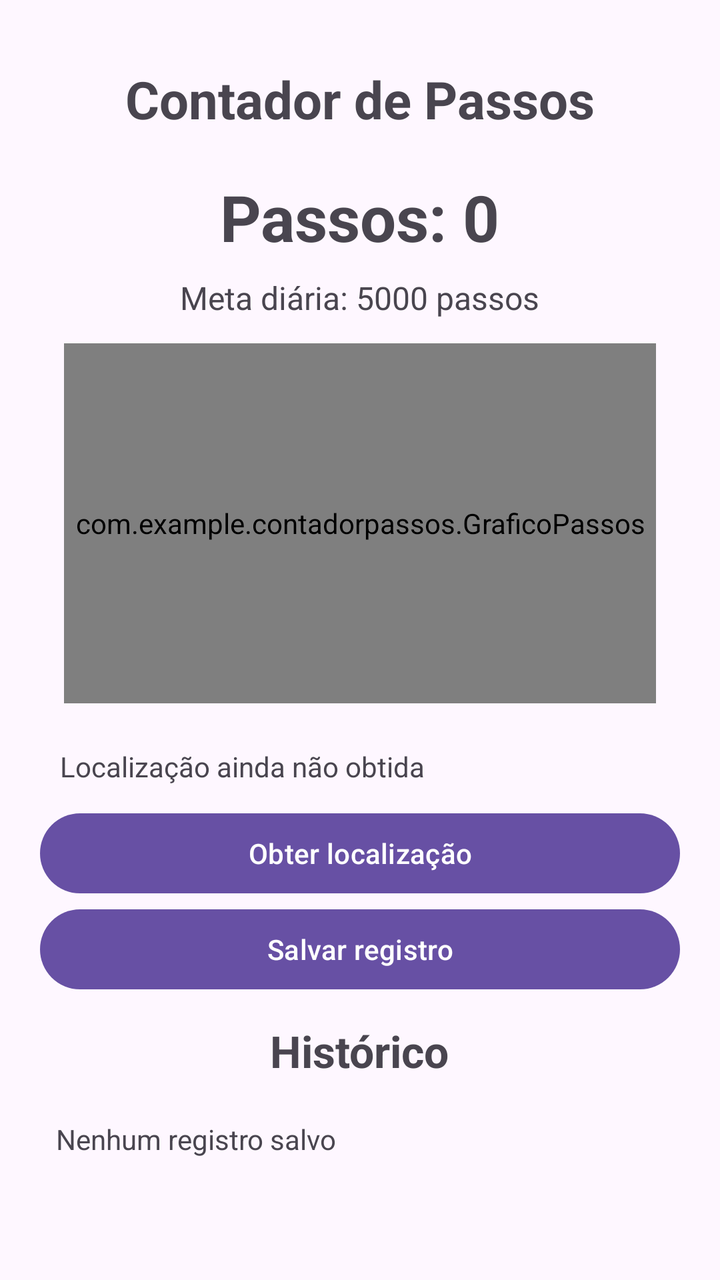
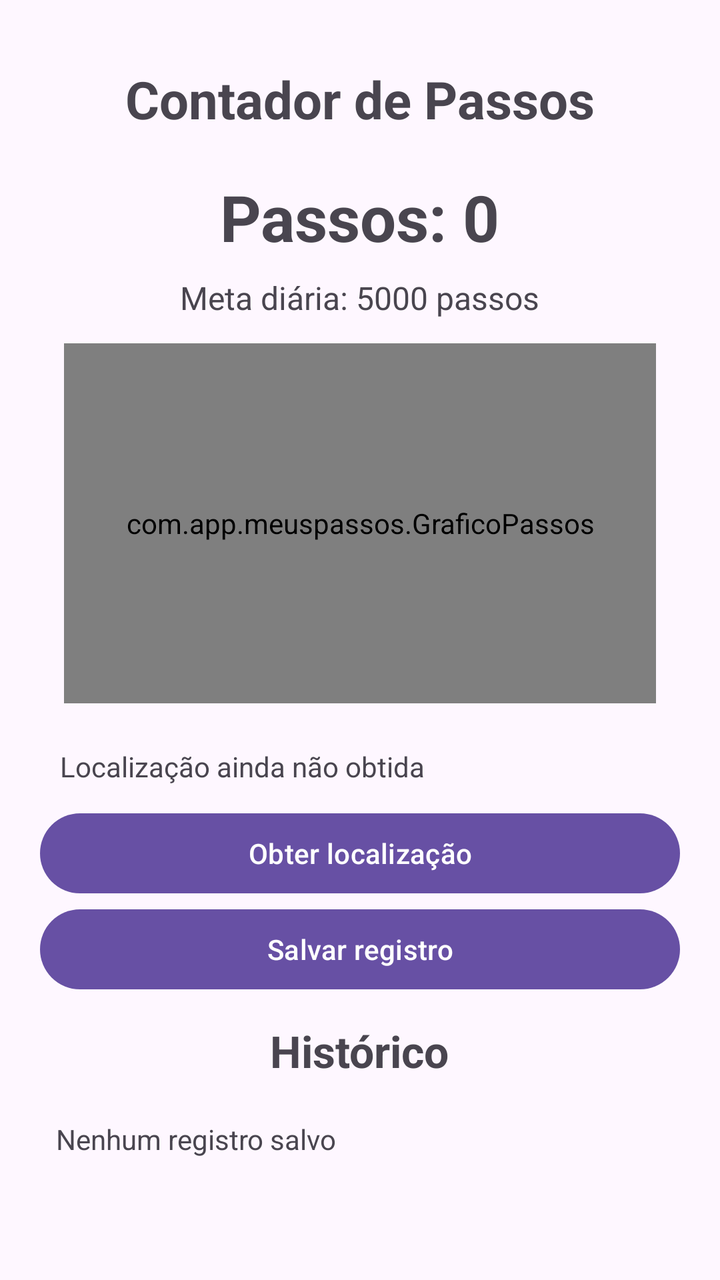

Screens rendered from an Android XML layout before and after an edit, with the pre-edit source and the edit as a unified diff.
<!-- AndroidManifest.xml: application theme Theme.Meuspassos -->
<!-- res/layout/activity_main.xml -->
<?xml version="1.0" encoding="utf-8"?>
<androidx.constraintlayout.widget.ConstraintLayout xmlns:android="http://schemas.android.com/apk/res/android"
    xmlns:app="http://schemas.android.com/apk/res-auto"
    xmlns:tools="http://schemas.android.com/tools"
    android:id="@+id/main"
    android:layout_width="match_parent"
    android:layout_height="match_parent"
    tools:context=".MainActivity">

    <ScrollView
        xmlns:android="http://schemas.android.com/apk/res/android"
        android:layout_width="match_parent"
        android:layout_height="match_parent">

        <LinearLayout
            android:layout_width="match_parent"
            android:layout_height="wrap_content"
            android:orientation="vertical"
            android:padding="20dp"
            android:gravity="center_horizontal">

            <TextView
                android:layout_width="wrap_content"
                android:layout_height="wrap_content"
                android:text="Contador de Passos"
                android:textSize="26sp"
                android:textStyle="bold"
                android:padding="12dp" />

            <TextView
                android:id="@+id/txtPassos"
                android:layout_width="wrap_content"
                android:layout_height="wrap_content"
                android:text="Passos: 0"
                android:textSize="32sp"
                android:textStyle="bold"
                android:padding="8dp" />

            <TextView
                android:id="@+id/txtMeta"
                android:layout_width="wrap_content"
                android:layout_height="wrap_content"
                android:text="Meta diária: 5000 passos"
                android:textSize="16sp" />

            <com.example.contadorpassos.GraficoPassos
                android:id="@+id/grafico"
                android:layout_width="match_parent"
                android:layout_height="180dp"
                android:layout_margin="12dp" />

            <TextView
                android:id="@+id/txtLocalizacao"
                android:layout_width="match_parent"
                android:layout_height="wrap_content"
                android:text="Localização ainda não obtida"
                android:padding="10dp" />

            <Button
                android:id="@+id/btnLocalizacao"
                android:layout_width="match_parent"
                android:layout_height="wrap_content"
                android:text="Obter localização" />

            <Button
                android:id="@+id/btnSalvar"
                android:layout_width="match_parent"
                android:layout_height="wrap_content"
                android:text="Salvar registro" />

            <TextView
                android:layout_width="wrap_content"
                android:layout_height="wrap_content"
                android:text="Histórico"
                android:textSize="22sp"
                android:textStyle="bold"
                android:padding="12dp" />

            <TextView
                android:id="@+id/txtHistorico"
                android:layout_width="match_parent"
                android:layout_height="wrap_content"
                android:text="Nenhum registro salvo"
                android:padding="8dp" />

        </LinearLayout>
    </ScrollView>

</androidx.constraintlayout.widget.ConstraintLayout>
<!-- resources referenced by this layout -->
<resources>
  <style name="Theme.Meuspassos" parent="Base.Theme.Meuspassos" />
  <style name="Base.Theme.Meuspassos" parent="Theme.Material3.DayNight.NoActionBar">
          
          
      </style>
</resources>

<!-- the commit's change to res/layout/activity_main.xml (unified diff, before → after) -->
@@ -1,17 +1,20 @@
 <?xml version="1.0" encoding="utf-8"?>
-<androidx.constraintlayout.widget.ConstraintLayout xmlns:android="http://schemas.android.com/apk/res/android"
+<androidx.constraintlayout.widget.ConstraintLayout
+    xmlns:android="http://schemas.android.com/apk/res/android"
     xmlns:app="http://schemas.android.com/apk/res-auto"
     xmlns:tools="http://schemas.android.com/tools"
+
     android:id="@+id/main"
     android:layout_width="match_parent"
     android:layout_height="match_parent"
     tools:context=".MainActivity">
 
+    
     <ScrollView
-        xmlns:android="http://schemas.android.com/apk/res/android"
         android:layout_width="match_parent"
         android:layout_height="match_parent">
 
+        
         <LinearLayout
             android:layout_width="match_parent"
             android:layout_height="wrap_content"
@@ -19,6 +22,7 @@
             android:padding="20dp"
             android:gravity="center_horizontal">
 
+            
             <TextView
                 android:layout_width="wrap_content"
                 android:layout_height="wrap_content"
@@ -27,6 +31,7 @@
                 android:textStyle="bold"
                 android:padding="12dp" />
 
+            
             <TextView
                 android:id="@+id/txtPassos"
                 android:layout_width="wrap_content"
@@ -36,6 +41,7 @@
                 android:textStyle="bold"
                 android:padding="8dp" />
 
+            
             <TextView
                 android:id="@+id/txtMeta"
                 android:layout_width="wrap_content"
@@ -43,12 +49,14 @@
                 android:text="Meta diária: 5000 passos"
                 android:textSize="16sp" />
 
-            <com.example.contadorpassos.GraficoPassos
+            
+            <com.app.meuspassos.GraficoPassos
                 android:id="@+id/grafico"
                 android:layout_width="match_parent"
                 android:layout_height="180dp"
                 android:layout_margin="12dp" />
 
+            
             <TextView
                 android:id="@+id/txtLocalizacao"
                 android:layout_width="match_parent"
@@ -56,18 +64,21 @@
                 android:text="Localização ainda não obtida"
                 android:padding="10dp" />
 
+            
             <Button
                 android:id="@+id/btnLocalizacao"
                 android:layout_width="match_parent"
                 android:layout_height="wrap_content"
                 android:text="Obter localização" />
 
+            
             <Button
                 android:id="@+id/btnSalvar"
                 android:layout_width="match_parent"
                 android:layout_height="wrap_content"
                 android:text="Salvar registro" />
 
+            
             <TextView
                 android:layout_width="wrap_content"
                 android:layout_height="wrap_content"
@@ -76,6 +87,7 @@
                 android:textStyle="bold"
                 android:padding="12dp" />
 
+            
             <TextView
                 android:id="@+id/txtHistorico"
                 android:layout_width="match_parent"
